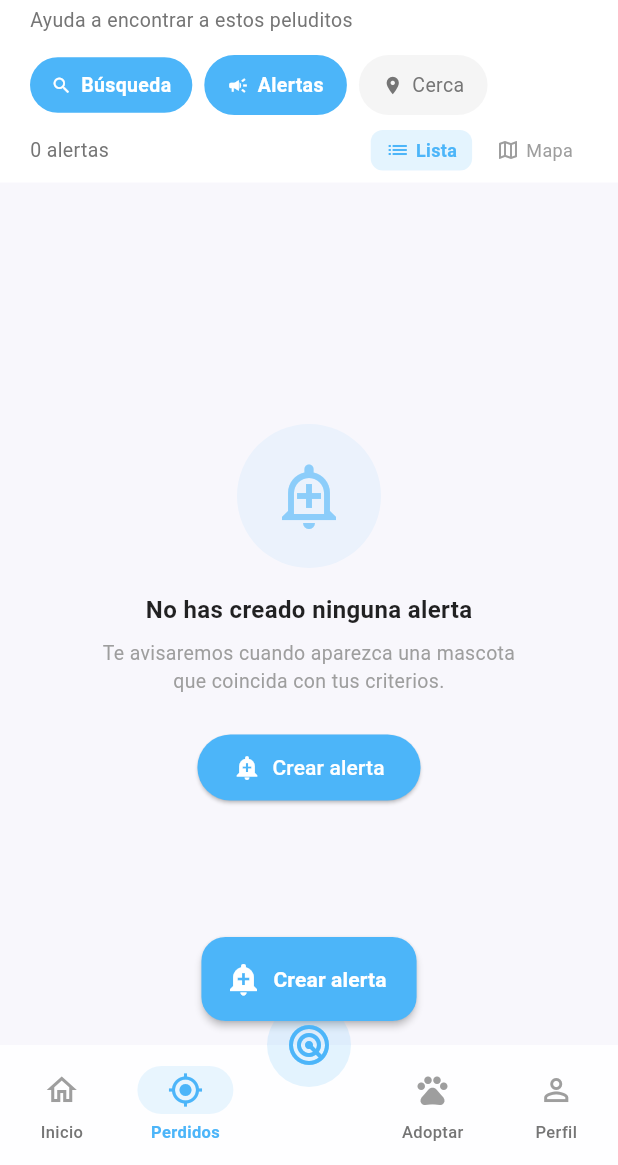
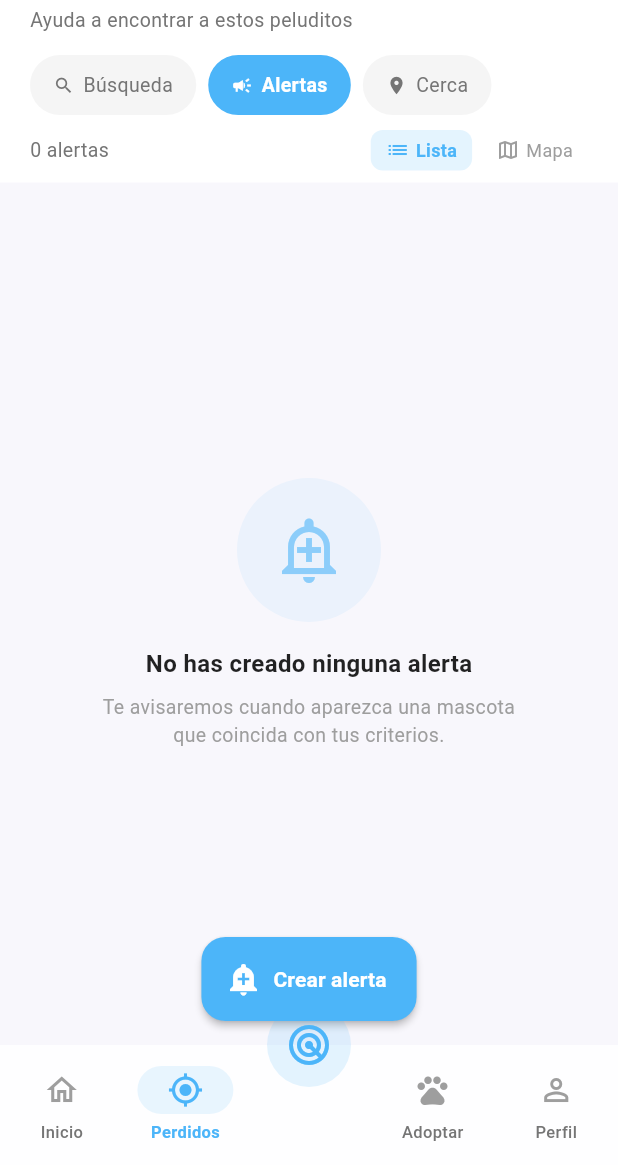
Before and after one commit to clouxx/PetfyCo, a Flutter app: the LostPetsPage screen opened by its route, after a tap on "Alertas", on a phone screen of 412 x 824 dp, the part 71-1236 px from its top. Run offline on Flutter 3.47's test engine with Material 3 defaults, Android fonts, the phone set to English and light mode, and no system bars; our stand-ins replace carousel_slider, flutter_map, flutter_riverpod, geolocator, go_router, image_picker and 2 more; accounts and stored records are empty.

Commit message:
fix: search sheet height, duplicate alert button, and busqueda tab highlight
- Búsqueda button now turns grey when Alertas/Cerca is active and resets
  _tabFilter to 'busqueda' when tapped
- Removed duplicate 'Crear alerta' button from Alertas empty state (FAB handles it)
- _LostSearchSheet wrapped in SizedBox(height: 82% screen) so action
  buttons are always visible without needing to drag the sheet up

```diff
--- a/lib/pages/lost_pets_page.dart
+++ b/lib/pages/lost_pets_page.dart
@@ -220,26 +220,47 @@ class _LostPetsPageState extends State<LostPetsPage>
                     children: [
                       // Búsqueda abre el sheet de filtros
                       GestureDetector(
-                        onTap: _openSearchSheet,
+                        onTap: () {
+                          setState(() => _tabFilter = 'busqueda');
+                          _openSearchSheet();
+                        },
                         child: AnimatedContainer(
                           duration: const Duration(milliseconds: 200),
                           padding: const EdgeInsets.symmetric(horizontal: 14, vertical: 9),
                           decoration: BoxDecoration(
-                            color: AppColors.purple,
+                            color: _tabFilter == 'busqueda' ? AppColors.purple : Colors.grey.shade100,
                             borderRadius: BorderRadius.circular(20),
+                            border: Border.all(
+                              color: _tabFilter == 'busqueda' ? AppColors.purple : Colors.transparent,
+                              width: 1.5,
+                            ),
                           ),
                           child: Row(
                             mainAxisSize: MainAxisSize.min,
                             children: [
-                              const Icon(Icons.search, size: 14, color: Colors.white),
+                              Icon(Icons.search, size: 14,
+                                  color: _tabFilter == 'busqueda' ? Colors.white : Colors.grey.shade600),
                               const SizedBox(width: 6),
-                              const Text('Búsqueda', style: TextStyle(color: Colors.white, fontWeight: FontWeight.bold, fontSize: 13)),
+                              Text('Búsqueda',
+                                  style: TextStyle(
+                                    color: _tabFilter == 'busqueda' ? Colors.white : Colors.grey.shade600,
+                                    fontWeight: _tabFilter == 'busqueda' ? FontWeight.bold : FontWeight.normal,
+                                    fontSize: 13,
+                                  )),
                               if (_activeFilterCount > 0) ...[
                                 const SizedBox(width: 6),
                                 Container(
                                   padding: const EdgeInsets.symmetric(horizontal: 6, vertical: 2),
-                                  decoration: BoxDecoration(color: Colors.white, borderRadius: BorderRadius.circular(10)),
-                                  child: Text('$_activeFilterCount', style: const TextStyle(color: AppColors.purple, fontSize: 10, fontWeight: FontWeight.bold)),
+                                  decoration: BoxDecoration(
+                                    color: _tabFilter == 'busqueda' ? Colors.white : AppColors.purple,
+                                    borderRadius: BorderRadius.circular(10),
+                                  ),
+                                  child: Text('$_activeFilterCount',
+                                      style: TextStyle(
+                                        color: _tabFilter == 'busqueda' ? AppColors.purple : Colors.white,
+                                        fontSize: 10,
+                                        fontWeight: FontWeight.bold,
+                                      )),
                                 ),
                               ],
                             ],
@@ -368,18 +389,6 @@ class _LostPetsPageState extends State<LostPetsPage>
             Text('Te avisaremos cuando aparezca una mascota\nque coincida con tus criterios.',
                 textAlign: TextAlign.center,
                 style: TextStyle(fontSize: 13, color: Colors.grey.shade500)),
-            const SizedBox(height: 24),
-            ElevatedButton.icon(
-              onPressed: _openCreateAlertSheet,
-              icon: const Icon(Icons.add_alert, size: 18),
-              label: const Text('Crear alerta'),
-              style: ElevatedButton.styleFrom(
-                backgroundColor: AppColors.purple,
-                foregroundColor: Colors.white,
-                shape: const StadiumBorder(),
-                padding: const EdgeInsets.symmetric(horizontal: 24, vertical: 12),
-              ),
-            ),
           ],
         ),
       );
@@ -1211,8 +1220,11 @@ class _LostSearchSheetState extends State<_LostSearchSheet> {
   @override
   Widget build(BuildContext context) {
     final cities = (_depto != null && _citiesCache[_depto!] != null) ? _citiesCache[_depto!]! : <String>[];
-    return Padding(
-      padding: EdgeInsets.only(bottom: MediaQuery.of(context).viewInsets.bottom),
+    final screenH = MediaQuery.of(context).size.height;
+    return SizedBox(
+      height: screenH * 0.82,
+      child: Padding(
+      padding: EdgeInsets.only(bottom: MediaQuery.of(context).viewInsets.bottom + MediaQuery.of(context).padding.bottom),
       child: SingleChildScrollView(
         padding: const EdgeInsets.fromLTRB(20, 4, 20, 24),
         child: Column(
@@ -1327,7 +1339,7 @@ class _LostSearchSheetState extends State<_LostSearchSheet> {
           ],
         ),
       ),
-    );
+    ));
   }
 }
 
```
